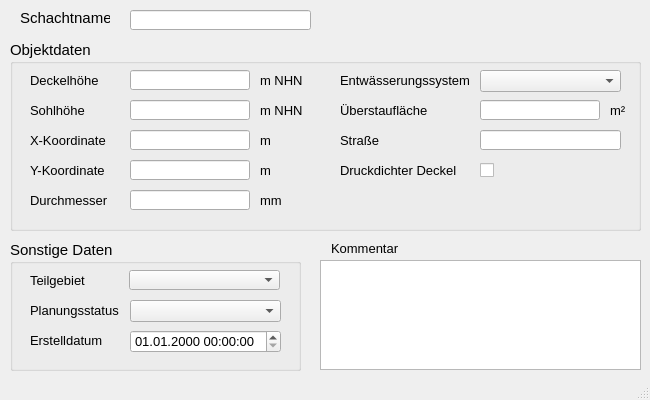
First picture: the form in qkan/forms/qkan_schaechte.ui, repository hoettges/QKan, before the edit.
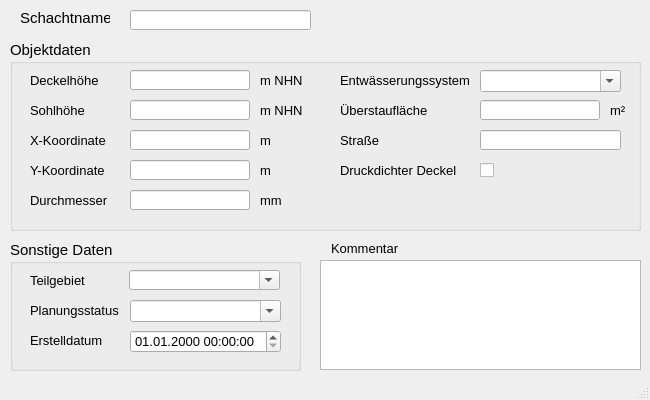
Second picture: the form after the edit. Custom widgets are drawn as their Qt base class.

The edit to the form file:
```diff
--- a/qkan/forms/qkan_schaechte.ui
+++ b/qkan/forms/qkan_schaechte.ui
@@ -138,6 +138,9 @@
      <property name="statusTip">
       <string>zur Zuordnung auf ein selbstständig festgelegtes Teilgebiet</string>
      </property>
+     <property name="editable">
+      <bool>true</bool>
+     </property>
     </widget>
     <widget class="QLabel" name="label_13">
      <property name="geometry">
@@ -182,6 +185,9 @@
      <property name="statusTip">
       <string>aktueller Status (z.B. vorhanden, in Planung etc.)</string>
      </property>
+     <property name="editable">
+      <bool>true</bool>
+     </property>
     </widget>
     <widget class="QgsDateTimeEdit" name="createdat">
      <property name="geometry">
@@ -671,6 +677,9 @@
      <property name="statusTip">
       <string>vorh. Entwässerungssystem (z.B. Mischwasser, Regenwasser etc.)</string>
      </property>
+     <property name="editable">
+      <bool>true</bool>
+     </property>
     </widget>
     <widget class="QLabel" name="label_41">
      <property name="geometry">
```
